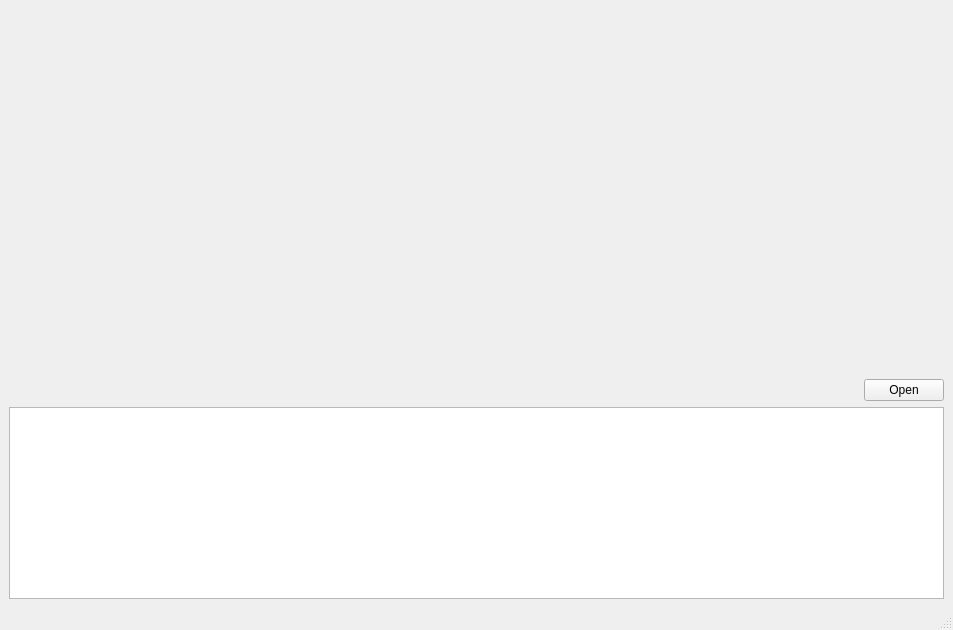
Above: nanoanalyzer.ui from mskubenich/NanoAnalyzer before the change. Below: the same form after it.
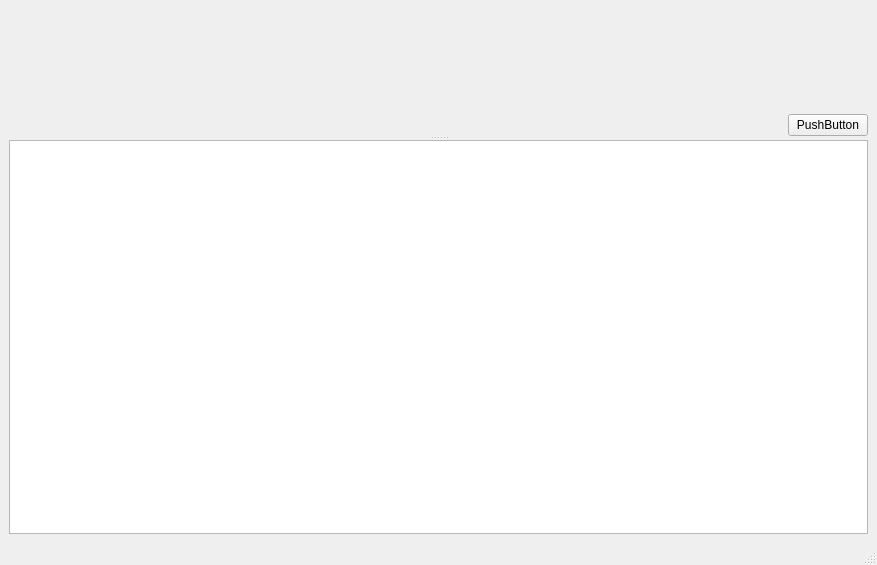
That is the form after the change. Custom widgets are drawn as their Qt base class.

Commit message: elastic design

The edit to the form file:
```diff
--- a/nanoanalyzer.ui
+++ b/nanoanalyzer.ui
@@ -8,19 +8,32 @@
    <rect>
     <x>0</x>
     <y>0</y>
-    <width>953</width>
-    <height>630</height>
+    <width>877</width>
+    <height>565</height>
    </rect>
   </property>
   <property name="windowTitle" >
    <string>NanoAnalyzer</string>
   </property>
   <widget class="QWidget" name="centralwidget" >
-   <layout class="QVBoxLayout" name="verticalLayout_2" >
+   <layout class="QVBoxLayout" name="verticalLayout" >
+    <item>
+     <widget class="QSplitter" name="splitter" >
+      <property name="orientation" >
+       <enum>Qt::Vertical</enum>
+      </property>
+      <widget class="QWidget" native="1" name="widget" >
+       <layout class="QVBoxLayout" name="verticalLayout_3" >
+        <property name="margin" >
+         <number>0</number>
+        </property>
     <item>
      <layout class="QHBoxLayout" name="horizontalLayout" >
+          <property name="spacing" >
+           <number>0</number>
+          </property>
       <item>
-       <widget class="GLWidget" native="1" name="widget" >
+           <widget class="GLWidget" native="1" name="widget_2" >
         <property name="sizePolicy" >
          <sizepolicy vsizetype="Preferred" hsizetype="Expanding" >
           <horstretch>0</horstretch>
@@ -33,7 +46,7 @@
        </widget>
       </item>
       <item>
-       <layout class="QVBoxLayout" name="verticalLayout" >
+           <layout class="QVBoxLayout" name="verticalLayout_2" >
         <item>
          <spacer name="verticalSpacer" >
           <property name="orientation" >
@@ -50,7 +63,7 @@
         <item>
          <widget class="QPushButton" name="startButton" >
           <property name="text" >
-           <string>Open</string>
+               <string>PushButton</string>
           </property>
          </widget>
         </item>
@@ -58,14 +71,9 @@
       </item>
      </layout>
     </item>
-    <item>
-     <widget class="QTableView" name="tableView" >
-      <property name="sizePolicy" >
-       <sizepolicy vsizetype="Preferred" hsizetype="Preferred" >
-        <horstretch>0</horstretch>
-        <verstretch>0</verstretch>
-       </sizepolicy>
-      </property>
+       </layout>
+      </widget>
+      <widget class="QTableView" name="tableView" />
      </widget>
     </item>
    </layout>
```
Left out of the diff: 7 changed lines with no effect on the pictures. Lines whose indentation alone changed are shown as unchanged. The commit also changes 4 other files.
